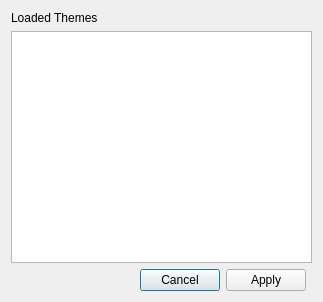
Old version of the form ui/picker.ui in the repository NathanW2/qgis_themes.
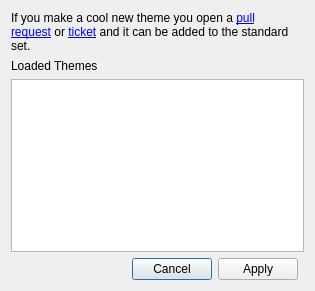
New version of the form.

The edit to the form file:
```diff
--- a/ui/picker.ui
+++ b/ui/picker.ui
@@ -6,22 +6,22 @@
    <rect>
     <x>0</x>
     <y>0</y>
-    <width>323</width>
-    <height>302</height>
+    <width>315</width>
+    <height>291</height>
    </rect>
   </property>
   <property name="windowTitle">
    <string>Dialog</string>
   </property>
   <layout class="QGridLayout" name="gridLayout">
-   <item row="0" column="0">
+   <item row="1" column="0">
     <widget class="QLabel" name="label">
      <property name="text">
       <string>Loaded Themes</string>
      </property>
     </widget>
    </item>
-   <item row="2" column="0">
+   <item row="3" column="0">
     <widget class="QDialogButtonBox" name="buttons">
      <property name="orientation">
       <enum>Qt::Horizontal</enum>
@@ -31,9 +31,22 @@
      </property>
     </widget>
    </item>
-   <item row="1" column="0" colspan="2">
+   <item row="2" column="0" colspan="2">
     <widget class="QListWidget" name="themes"/>
    </item>
+   <item row="0" column="0">
+    <widget class="QLabel" name="label_2">
+     <property name="text">
+      <string>&lt;html&gt;&lt;head/&gt;&lt;body&gt;&lt;p&gt;If you make a cool new theme you open a &lt;a href=&quot;https://github.com/NathanW2/qgis_themes/pulls&quot;&gt;&lt;span style=&quot; text-decoration: underline; color:#0000ff;&quot;&gt;pull request&lt;/span&gt;&lt;/a&gt; or &lt;a href=&quot;https://github.com/NathanW2/qgis_themes/issues/new&quot;&gt;&lt;span style=&quot; text-decoration: underline; color:#0000ff;&quot;&gt;ticket&lt;/span&gt;&lt;/a&gt; and it can be added to the standard set.&lt;/p&gt;&lt;/body&gt;&lt;/html&gt;</string>
+     </property>
+     <property name="wordWrap">
+      <bool>true</bool>
+     </property>
+     <property name="openExternalLinks">
+      <bool>true</bool>
+     </property>
+    </widget>
+   </item>
   </layout>
  </widget>
  <resources/>
```
